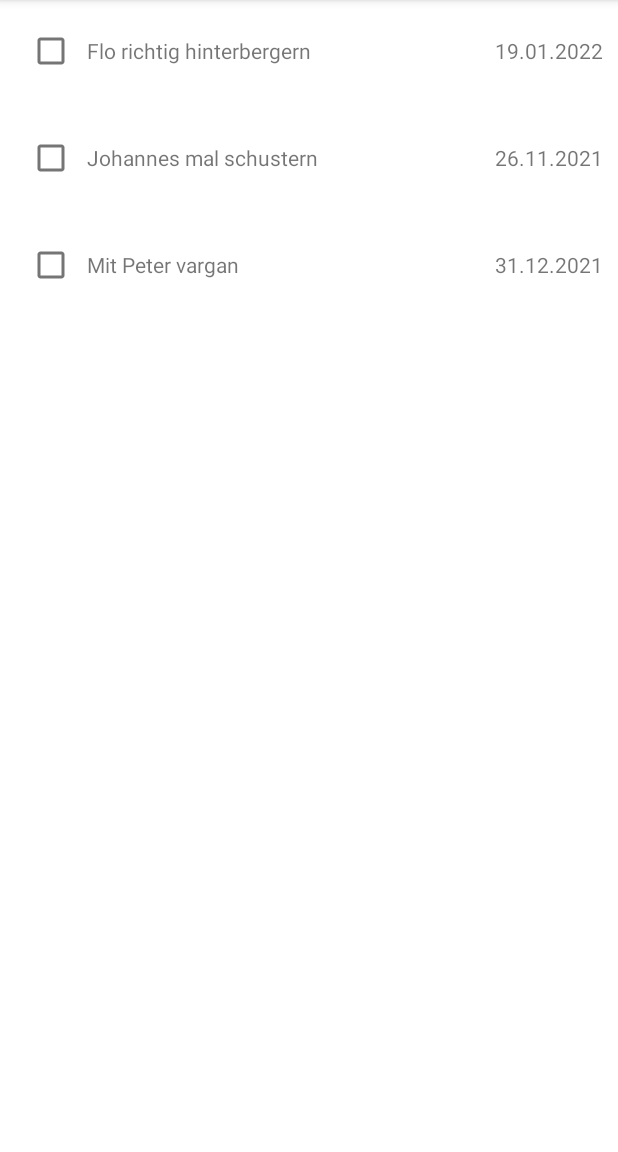
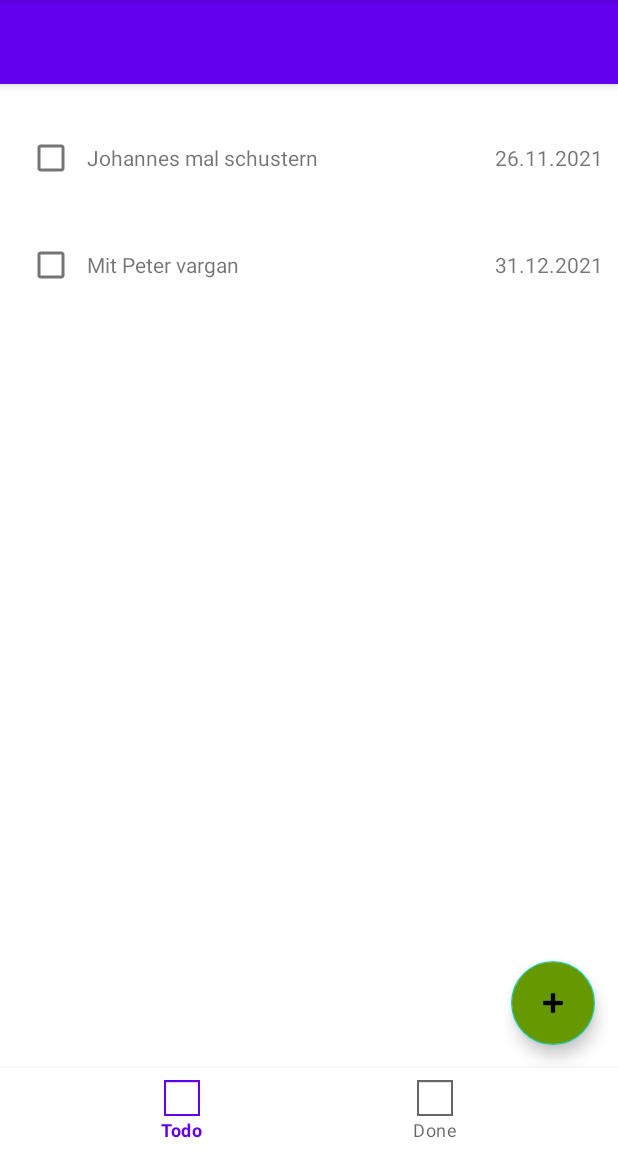
Before and after one commit to peter91v/UI-Design, an Android app: the screen it shows after launch (MainActivity), on a phone screen of 412 x 824 dp, the part 84-1236 px from its top. Run offline under Robolectric (Android 15) with nearby library versions, the phone set to English and light mode, and no system bars.

Commit message:
add menu

```diff
--- a/EasyDoNew/app/build.gradle
+++ b/EasyDoNew/app/build.gradle
@@ -14,7 +14,9 @@
 
         testInstrumentationRunner "androidx.test.runner.AndroidJUnitRunner"
     }
-
+    buildFeatures {
+        dataBinding true
+    }
     buildTypes {
         release {
             minifyEnabled false
@@ -32,6 +34,8 @@
     implementation 'androidx.appcompat:appcompat:1.3.1'
     implementation 'com.google.android.material:material:1.4.0'
     implementation 'androidx.constraintlayout:constraintlayout:2.1.1'
+    implementation 'androidx.navigation:navigation-runtime:2.3.5'
+    implementation 'androidx.navigation:navigation-ui:2.3.5'
     testImplementation 'junit:junit:4.+'
     androidTestImplementation 'androidx.test.ext:junit:1.1.3'
     androidTestImplementation 'androidx.test.espresso:espresso-core:3.4.0'
--- a/EasyDoNew/app/src/main/java/com/example/easydo/MainActivity.java
+++ b/EasyDoNew/app/src/main/java/com/example/easydo/MainActivity.java
@@ -2,6 +2,7 @@
 
 import androidx.appcompat.app.AppCompatActivity;
 import androidx.constraintlayout.widget.Placeholder;
+import androidx.fragment.app.FragmentManager;
 import androidx.recyclerview.widget.LinearLayoutManager;
 import androidx.recyclerview.widget.RecyclerView;
 
@@ -12,13 +13,14 @@
 import android.widget.TextView;
 
 import com.example.easydo.dao.Task;
+import com.google.android.material.floatingactionbutton.FloatingActionButton;
 
 import java.text.ParseException;
 
 public class MainActivity extends AppCompatActivity {
 
     private static final String TAG = "MainActivity";
-
+    private FragmentManager fragmentManager;
     /***/
     private static final TaskManager taskManager = new TaskManager();
 
@@ -39,6 +41,14 @@
         taskManager.addTask(t3);
 
         initRecyclerView();
+        FloatingActionButton addNewTask = findViewById(R.id.fab);
+        fragmentManager = getSupportFragmentManager();
+        addNewTask.setOnClickListener(new View.OnClickListener() {
+            @Override
+            public void onClick(View v) {
+            fragmentManager.beginTransaction().replace(R.id.nav_host_fragment_content_main, new AddNewTask()).commit();
+            }
+        });
     }
 
     private void initRecyclerView(){
--- a/EasyDoNew/app/src/main/res/layout/activity_main.xml
+++ b/EasyDoNew/app/src/main/res/layout/activity_main.xml
@@ -4,10 +4,25 @@
     xmlns:tools="http://schemas.android.com/tools"
     android:layout_width="match_parent"
     android:layout_height="match_parent"
+    android:orientation="vertical"
+    app:layout_behavior="@string/appbar_scrolling_view_behavior"
+
     tools:context=".MainActivity">
 
     <androidx.recyclerview.widget.RecyclerView
         android:layout_width="match_parent"
-        android:layout_height="match_parent"
+        android:layout_height="wrap_content"
         android:id="@+id/taskRecycler" />
+
+    <androidx.fragment.app.FragmentContainerView
+        android:id="@+id/nav_host_fragment_content_main"
+        android:layout_width="match_parent"
+        android:layout_height="wrap_content"
+        android:layout_weight="1"
+        app:layout_constraintTop_toBottomOf="@+id/taskRecycler" />
+    <include
+        android:id="@+id/app_bar_main"
+        layout="@layout/app_bar_main"
+        android:layout_width="match_parent"
+        android:layout_height="match_parent" />
 </androidx.constraintlayout.widget.ConstraintLayout>
--- a/EasyDoNew/app/src/main/res/menu/bottom_navigation.xml
+++ b/EasyDoNew/app/src/main/res/menu/bottom_navigation.xml
@@ -5,11 +5,11 @@
 
     <group android:checkableBehavior="single">
         <item
-            android:id="@+id/nav_transform"
+            android:id="@+id/nav_todo"
             android:icon="@android:drawable/gallery_thumb"
             android:title="Todo" />
         <item
-            android:id="@+id/nav_reflow"
+            android:id="@+id/nav_done"
             android:icon="@android:drawable/gallery_thumb"
             android:title="Done" />
 
--- a/EasyDoNew/app/src/main/res/menu/navigation_drawer.xml
+++ b/EasyDoNew/app/src/main/res/menu/navigation_drawer.xml
@@ -5,11 +5,11 @@
 
     <group android:checkableBehavior="single">
         <item
-            android:id="@+id/nav_transform"
+            android:id="@+id/nav_todo"
             android:icon="@android:drawable/gallery_thumb"
             android:title="Todo" />
         <item
-            android:id="@+id/nav_reflow"
+            android:id="@+id/nav_done"
             android:icon="@android:drawable/gallery_thumb"
             android:title="Done" />
 
--- a/EasyDoNew/app/src/main/res/values/themes.xml
+++ b/EasyDoNew/app/src/main/res/values/themes.xml
@@ -20,5 +20,5 @@
     <style name="Theme.EasyDO.AppBarOverlay" parent="ThemeOverlay.AppCompat.Dark.ActionBar" />
     <style name="Theme.EasyDO.PopupOverlay" parent="ThemeOverlay.AppCompat.Light" />
 
-    <style name="Theme"></style>
+
 </resources>
```
Also changed, not shown: EasyDoNew/app/src/main/res/layout/app_bar_main.xml (renamed from EasyDoNew/app/src/main/res/layout/bottom_menu.xml, +3 -6 lines), EasyDoNew/app/src/main/res/layout/bottom_navigation.xml (deleted, +0 -16 lines).
